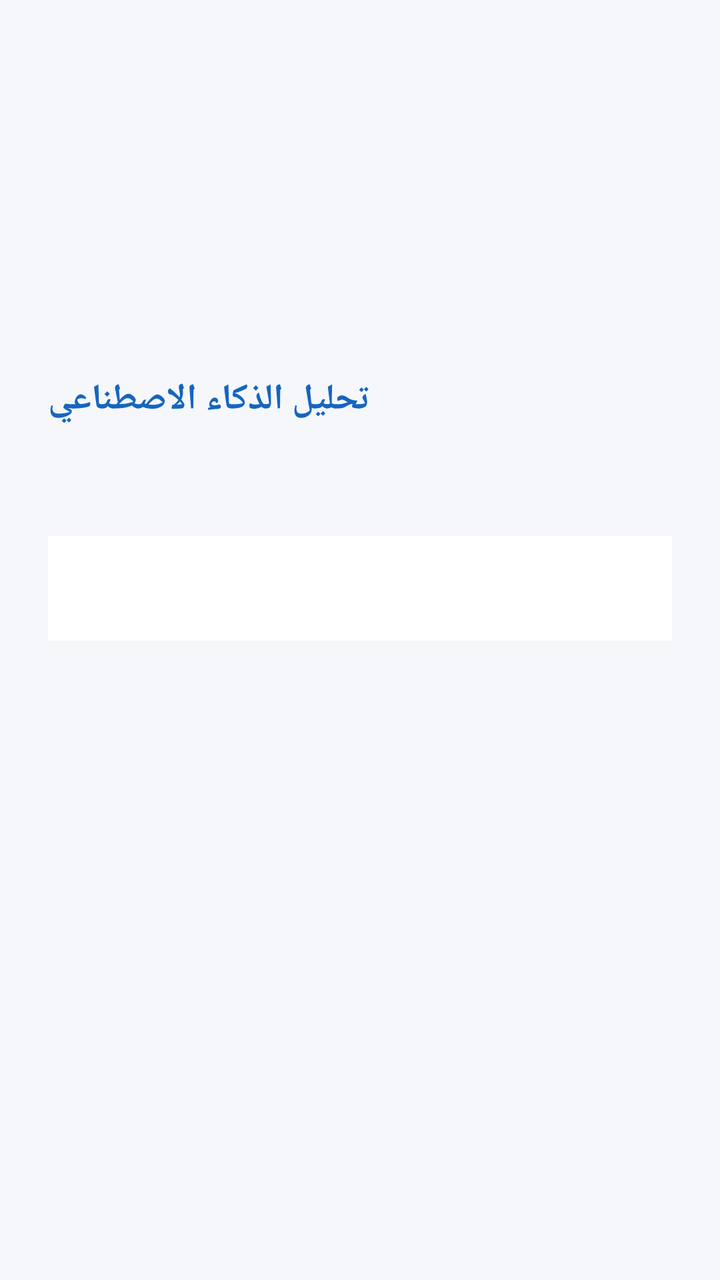
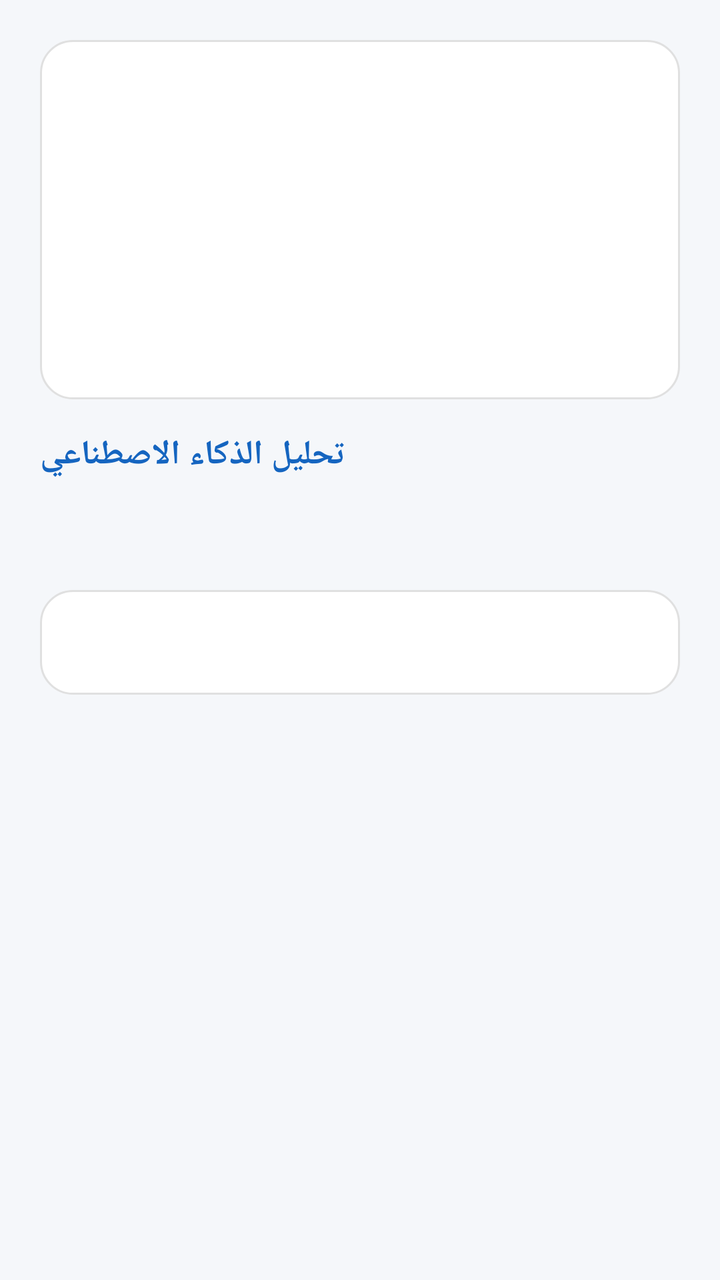

Before-and-after screenshots of an Android layout around one commit, followed by the original layout XML and the change that was made.
<!-- AndroidManifest.xml: application theme AppTheme -->
<!-- res/layout/activity_report.xml -->
<?xml version="1.0" encoding="utf-8"?>
<ScrollView xmlns:android="http://schemas.android.com/apk/res/android"
    android:layout_width="match_parent"
    android:layout_height="match_parent"
    android:background="@color/background">

    <LinearLayout
        android:layout_width="match_parent"
        android:layout_height="wrap_content"
        android:orientation="vertical"
        android:padding="24dp">

        <TextView
            android:id="@+id/tvResultTitle"
            android:layout_width="match_parent"
            android:layout_height="wrap_content"
            android:textSize="22sp"
            android:textStyle="bold"
            android:gravity="center"
            android:layout_marginBottom="16dp" />

        <TextView
            android:id="@+id/tvPercentage"
            android:layout_width="match_parent"
            android:layout_height="wrap_content"
            android:textSize="48sp"
            android:textStyle="bold"
            android:gravity="center"
            android:textColor="@color/primary"
            android:layout_marginBottom="8dp" />

        <TextView
            android:id="@+id/tvScoreDetails"
            android:layout_width="match_parent"
            android:layout_height="wrap_content"
            android:textSize="16sp"
            android:gravity="center"
            android:textColor="@color/text_dark"
            android:layout_marginBottom="24dp" />

        <TextView
            android:layout_width="wrap_content"
            android:layout_height="wrap_content"
            android:text="تحليل الذكاء الاصطناعي"
            android:textSize="18sp"
            android:textStyle="bold"
            android:textColor="@color/primary"
            android:layout_marginBottom="8dp" />

        <ProgressBar
            android:id="@+id/progressBar"
            android:layout_width="wrap_content"
            android:layout_height="wrap_content"
            android:layout_gravity="center" />

        <TextView
            android:id="@+id/tvAiFeedback"
            android:layout_width="match_parent"
            android:layout_height="wrap_content"
            android:textSize="15sp"
            android:textColor="@color/text_dark"
            android:background="@color/white"
            android:padding="16dp" />

    </LinearLayout>

</ScrollView>
<!-- resources referenced by this layout -->
<resources>
  <color name="background">#F5F7FA</color>
  <color name="primary">#1565C0</color>
  <color name="text_dark">#1A1A1A</color>
  <color name="white">#FFFFFF</color>
  <style name="AppTheme" parent="Theme.MaterialComponents.Light.NoActionBar">
          <item name="colorPrimary">@color/primary</item>
          <item name="colorPrimaryDark">@color/primary_dark</item>
          <item name="colorAccent">@color/accent</item>
          <item name="android:windowBackground">@color/background</item>
      </style>
  <color name="primary_dark">#0D47A1</color>
  <color name="accent">#42A5F5</color>
</resources>

<!-- the commit's change to res/layout/activity_report.xml (unified diff, before → after) -->
@@ -8,41 +8,51 @@
         android:layout_width="match_parent"
         android:layout_height="wrap_content"
         android:orientation="vertical"
-        android:padding="24dp">
+        android:padding="20dp">
 
-        <TextView
-            android:id="@+id/tvResultTitle"
+        <LinearLayout
             android:layout_width="match_parent"
             android:layout_height="wrap_content"
-            android:textSize="22sp"
-            android:textStyle="bold"
+            android:orientation="vertical"
             android:gravity="center"
-            android:layout_marginBottom="16dp" />
+            android:background="@drawable/bg_card_rounded"
+            android:padding="24dp"
+            android:layout_marginBottom="16dp">
 
-        <TextView
-            android:id="@+id/tvPercentage"
-            android:layout_width="match_parent"
-            android:layout_height="wrap_content"
-            android:textSize="48sp"
-            android:textStyle="bold"
-            android:gravity="center"
-            android:textColor="@color/primary"
-            android:layout_marginBottom="8dp" />
+            <TextView
+                android:id="@+id/tvResultTitle"
+                android:layout_width="match_parent"
+                android:layout_height="wrap_content"
+                android:textSize="20sp"
+                android:textStyle="bold"
+                android:gravity="center"
+                android:layout_marginBottom="12dp" />
 
-        <TextView
-            android:id="@+id/tvScoreDetails"
-            android:layout_width="match_parent"
-            android:layout_height="wrap_content"
-            android:textSize="16sp"
-            android:gravity="center"
-            android:textColor="@color/text_dark"
-            android:layout_marginBottom="24dp" />
+            <TextView
+                android:id="@+id/tvPercentage"
+                android:layout_width="match_parent"
+                android:layout_height="wrap_content"
+                android:textSize="48sp"
+                android:textStyle="bold"
+                android:gravity="center"
+                android:textColor="@color/primary"
+                android:layout_marginBottom="8dp" />
+
+            <TextView
+                android:id="@+id/tvScoreDetails"
+                android:layout_width="match_parent"
+                android:layout_height="wrap_content"
+                android:textSize="15sp"
+                android:gravity="center"
+                android:textColor="@color/text_dark" />
+
+        </LinearLayout>
 
         <TextView
             android:layout_width="wrap_content"
             android:layout_height="wrap_content"
             android:text="تحليل الذكاء الاصطناعي"
-            android:textSize="18sp"
+            android:textSize="17sp"
             android:textStyle="bold"
             android:textColor="@color/primary"
             android:layout_marginBottom="8dp" />
@@ -59,7 +69,7 @@
             android:layout_height="wrap_content"
             android:textSize="15sp"
             android:textColor="@color/text_dark"
-            android:background="@color/white"
+            android:background="@drawable/bg_card_rounded"
             android:padding="16dp" />
 
     </LinearLayout>
<!-- resource entries referenced after the edit -->
@@ -3,13 +3,21 @@
   <color name="background">#F5F7FA</color>
   <color name="primary">#1565C0</color>
   <color name="text_dark">#1A1A1A</color>
-  <color name="white">#FFFFFF</color>
+  <!-- drawable bg_card_rounded (drawable) -->
+  <shape xmlns:android="http://schemas.android.com/apk/res/android"
+      android:shape="rectangle">
+      <solid android:color="@color/white"/>
+      <corners android:radius="16dp"/>
+      <stroke android:width="1dp" android:color="@color/card_border"/>
+  </shape>
   <style name="AppTheme" parent="Theme.MaterialComponents.Light.NoActionBar">
           <item name="colorPrimary">@color/primary</item>
           <item name="colorPrimaryDark">@color/primary_dark</item>
           <item name="colorAccent">@color/accent</item>
           <item name="android:windowBackground">@color/background</item>
       </style>
+  <color name="white">#FFFFFF</color>
+  <color name="card_border">#E0E0E0</color>
   <color name="primary_dark">#0D47A1</color>
   <color name="accent">#42A5F5</color>
 </resources>
